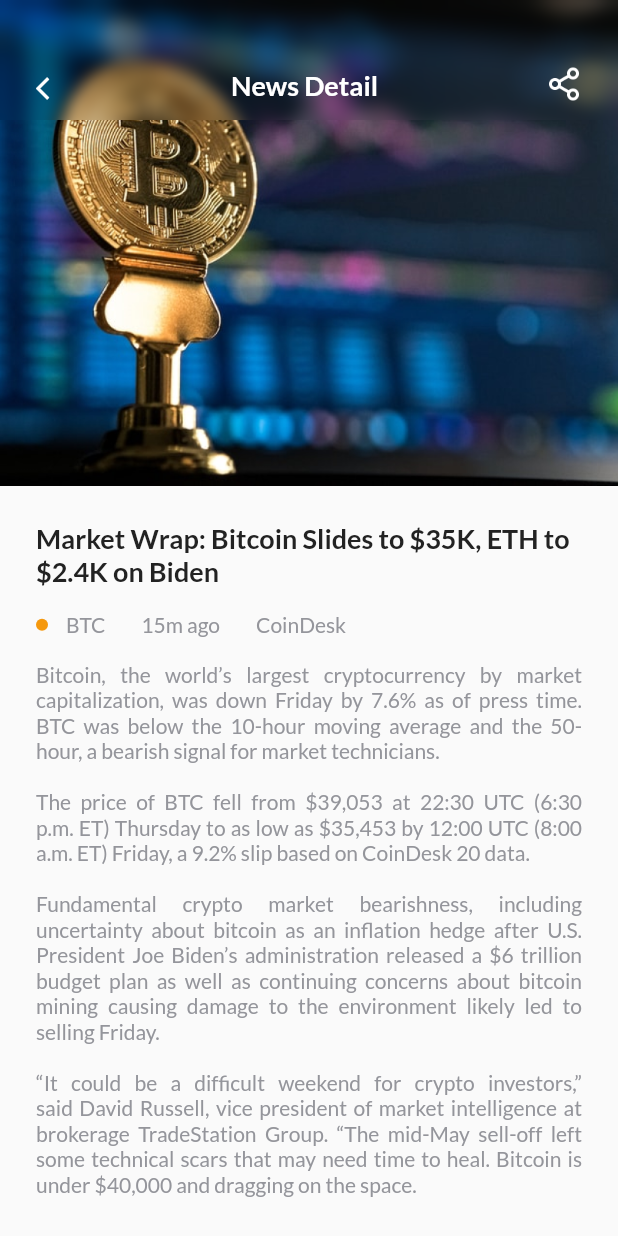
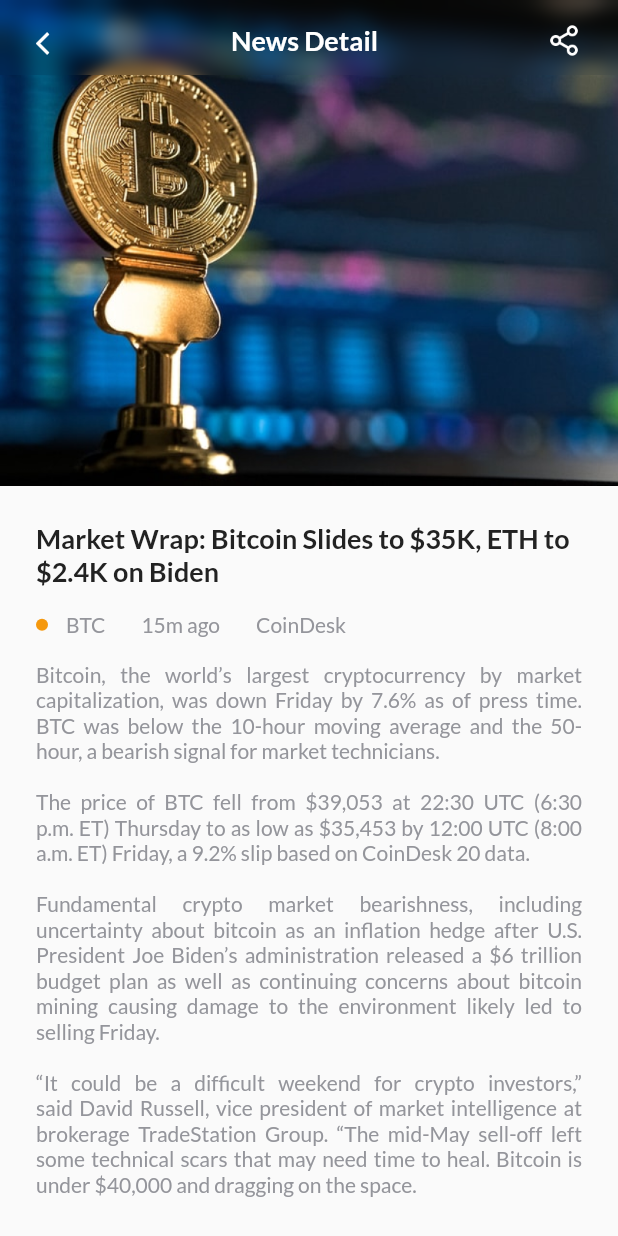
Before and after one commit to whisnuys/coinfo, a Flutter app: the DetailNewsScreen screen opened by its route, on a phone screen of 412 x 824 dp. Run offline on Flutter 3.47's test engine with Material 2 defaults, Android fonts, the phone set to English and light mode, and no system bars; our stand-ins replace bloc, equatable, fl_chart, flutter_bloc, flutter_svg, flutter_switch and 3 more; missing offline and left inert: chart_sparkline; accounts and stored records are empty.

Commit message:
fix blur appbar

```diff
--- a/lib/screens/detail_news_screen.dart
+++ b/lib/screens/detail_news_screen.dart
@@ -18,7 +18,8 @@ class DetailNewsScreen extends StatelessWidget {
         “It could be a difficult weekend for crypto investors,” said David Russell, vice president of market intelligence at brokerage TradeStation Group. “The mid-May sell-off left some technical scars that may need time to heal. Bitcoin is under \$40,000 and dragging on the space.''';
 
     return Scaffold(
-      body: Stack(
+      body: SafeArea(
+        child: Stack(
           children: [
             SingleChildScrollView(
               physics: const BouncingScrollPhysics(),
@@ -101,6 +102,7 @@ class DetailNewsScreen extends StatelessWidget {
             const BlurAppbar(),
           ],
         ),
+      ),
     );
   }
 }
--- a/lib/widgets/blur_appbar.dart
+++ b/lib/widgets/blur_appbar.dart
@@ -24,7 +24,7 @@ class BlurAppbar extends StatelessWidget {
               right: defaultMargin,
             ),
             width: MediaQuery.of(context).size.width,
-            height: 80,
+            height: 50,
             child: Row(
               mainAxisAlignment: MainAxisAlignment.spaceBetween,
               crossAxisAlignment: CrossAxisAlignment.end,
```
Lines whose indentation alone changed are shown as unchanged.
